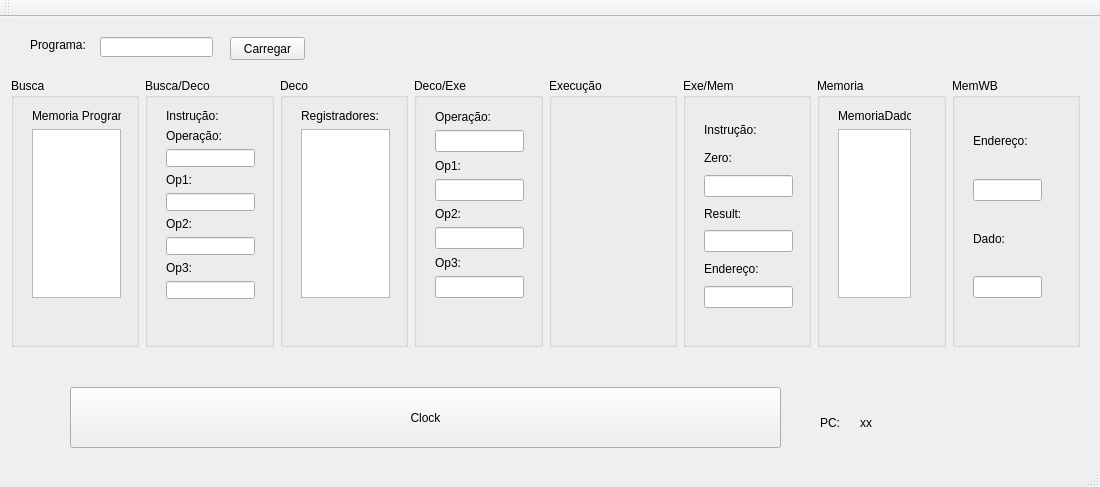
Old version of the form Arqui_Mips_Simulator/mainwindow.ui in the repository vlovini/ARQI_Mips_Simulator.
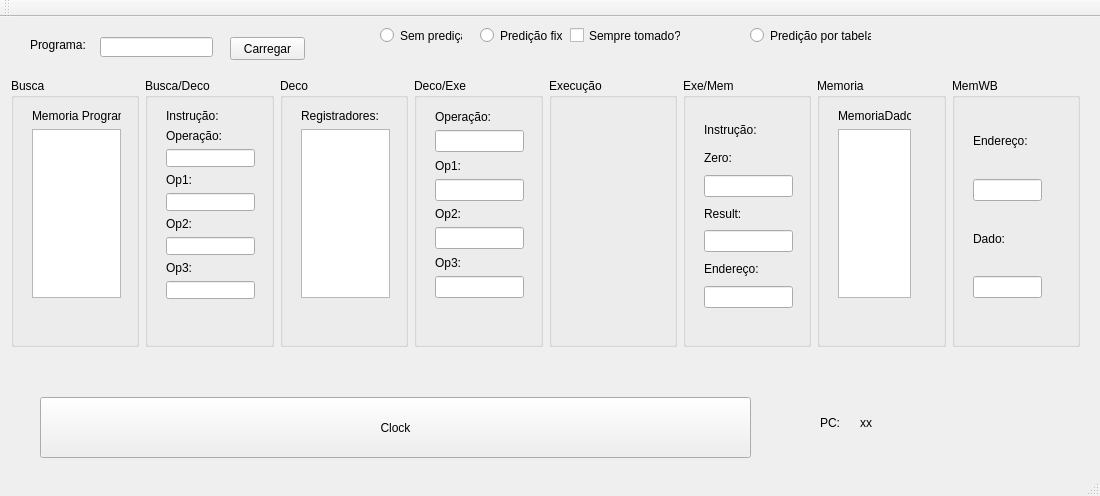
New version of the form.

Patch:
```diff
--- a/Arqui_Mips_Simulator/mainwindow.ui
+++ b/Arqui_Mips_Simulator/mainwindow.ui
@@ -7,7 +7,7 @@
     <x>0</x>
     <y>0</y>
     <width>1100</width>
-    <height>487</height>
+    <height>496</height>
    </rect>
   </property>
   <property name="windowTitle">
@@ -53,8 +53,8 @@
    <widget class="QPushButton" name="btnClock">
     <property name="geometry">
      <rect>
-      <x>70</x>
-      <y>370</y>
+      <x>40</x>
+      <y>380</y>
       <width>711</width>
       <height>61</height>
      </rect>
@@ -415,6 +415,58 @@
      </item>
     </layout>
    </widget>
+   <widget class="QRadioButton" name="rbSemPred">
+    <property name="geometry">
+     <rect>
+      <x>380</x>
+      <y>10</y>
+      <width>82</width>
+      <height>17</height>
+     </rect>
+    </property>
+    <property name="text">
+     <string>Sem predição</string>
+    </property>
+   </widget>
+   <widget class="QRadioButton" name="rbPredFixa">
+    <property name="geometry">
+     <rect>
+      <x>480</x>
+      <y>10</y>
+      <width>82</width>
+      <height>17</height>
+     </rect>
+    </property>
+    <property name="text">
+     <string>Predição fixa</string>
+    </property>
+   </widget>
+   <widget class="QRadioButton" name="rbPredicaoTabela">
+    <property name="geometry">
+     <rect>
+      <x>750</x>
+      <y>10</y>
+      <width>121</width>
+      <height>17</height>
+     </rect>
+    </property>
+    <property name="text">
+     <string>Predição por tabela</string>
+    </property>
+   </widget>
+   <widget class="QCheckBox" name="chbTomado">
+    <property name="geometry">
+     <rect>
+      <x>570</x>
+      <y>10</y>
+      <width>111</width>
+      <height>17</height>
+     </rect>
+    </property>
+    <property name="text">
+     <string>Sempre tomado?</string>
+    </property>
+   </widget>
   </widget>
   <widget class="QMenuBar" name="menuBar">
    <property name="geometry">
```
